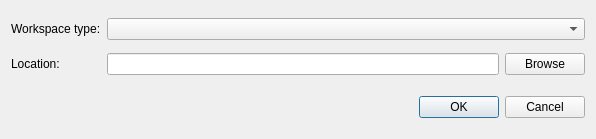
Before: the Qt Designer form Srt.QT/tt3-gui/OpenWorkspaceDialog.ui in akapustiatyahoocouk/TimeTracker3, drawn with Qt 5.
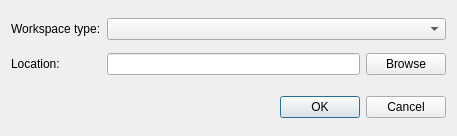
After: the same form once the commit is applied. Icons and pictures are not drawn.

Patch:
```diff
--- a/Srt.QT/tt3-gui/OpenWorkspaceDialog.ui
+++ b/Srt.QT/tt3-gui/OpenWorkspaceDialog.ui
@@ -6,8 +6,8 @@
    <rect>
     <x>0</x>
     <y>0</y>
-    <width>596</width>
-    <height>139</height>
+    <width>457</width>
+    <height>136</height>
    </rect>
   </property>
   <property name="windowTitle">
```
